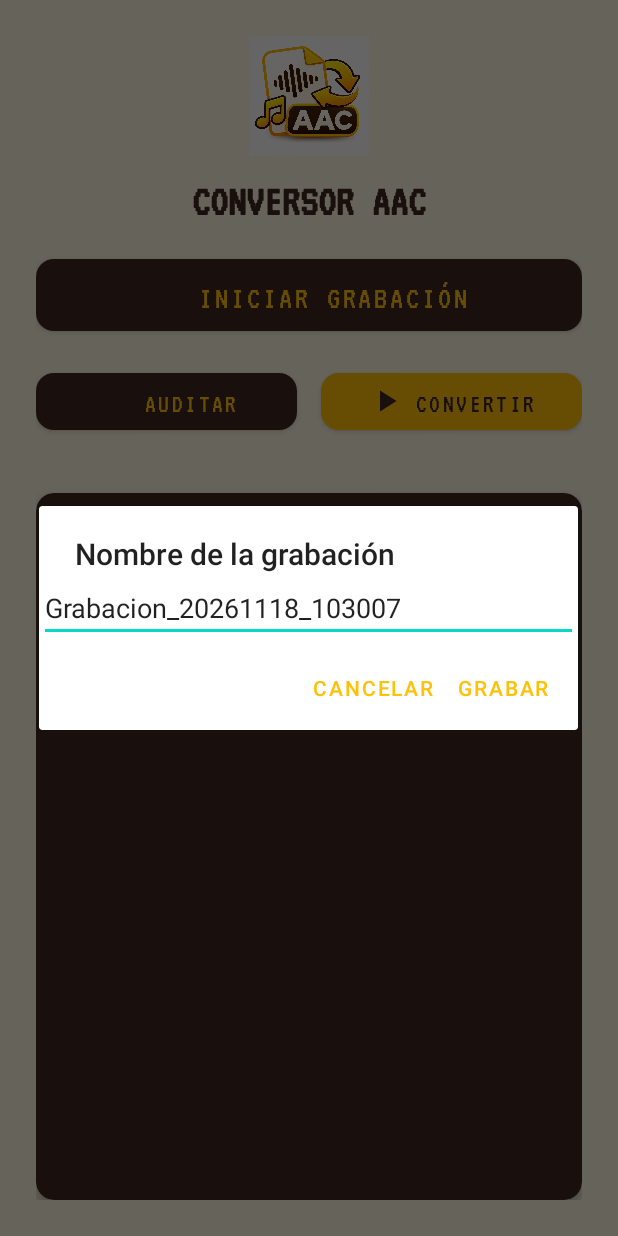
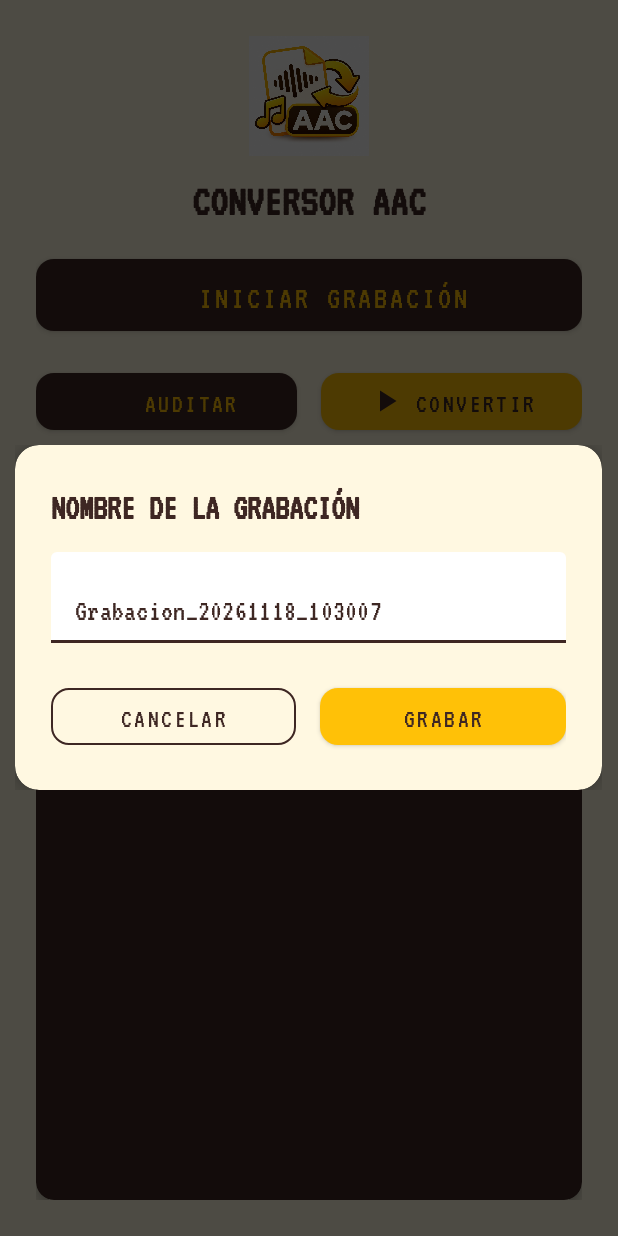
Before and after one commit to jeisonacuna23/ConversorAAC, an Android app: the screen it shows after launch (MainActivity), after a tap on "INICIAR GRABACIÓN", on a phone screen of 412 x 824 dp. Run offline under Robolectric (Android 15) with nearby library versions, the phone set to English and light mode, and no system bars; libraries missing offline, so code that uses them is left out: com.arthenica.ffmpegkit.

Commit message:
Feat: modal de grabacion personalizado y mantener pantalla encendida

```diff
--- a/app/src/main/java/com/personal/conversoraac/MainActivity.java
+++ b/app/src/main/java/com/personal/conversoraac/MainActivity.java
@@ -3,6 +3,8 @@ package com.personal.conversoraac;
 import android.Manifest;
 import android.content.Intent;
 import android.content.pm.PackageManager;
+import android.graphics.Color;
+import android.graphics.drawable.ColorDrawable;
 import android.media.MediaRecorder;
 import android.net.Uri;
 import android.os.Build;
@@ -11,9 +13,10 @@ import android.os.Environment;
 import android.os.Handler;
 import android.os.Looper;
 import android.provider.Settings;
+import android.view.LayoutInflater;
 import android.view.View;
+import android.view.WindowManager;
 import android.view.animation.AnimationUtils;
-import android.widget.EditText;
 import android.widget.ScrollView;
 import android.widget.TextView;
 import android.widget.Toast;
@@ -32,6 +35,7 @@ import com.arthenica.ffmpegkit.StreamInformation;
 import com.google.android.material.button.MaterialButton;
 import com.google.android.material.card.MaterialCardView;
 import com.google.android.material.progressindicator.LinearProgressIndicator;
+import com.google.android.material.textfield.TextInputEditText;
 
 import java.io.File;
 import java.io.IOException;
@@ -108,23 +112,34 @@ public class MainActivity extends AppCompatActivity {
 
     private void mostrarDialogoNombre() {
         AlertDialog.Builder builder = new AlertDialog.Builder(this);
-        builder.setTitle("Nombre de la grabación");
+        View view = LayoutInflater.from(this).inflate(R.layout.dialog_name, null);
+        builder.setView(view);
 
-        final EditText input = new EditText(this);
+        AlertDialog dialog = builder.create();
+        if (dialog.getWindow() != null) {
+            dialog.getWindow().setBackgroundDrawable(new ColorDrawable(Color.TRANSPARENT));
+            dialog.getWindow().setDimAmount(0.7f); // Fondo más oscuro
+        }
+
+        TextInputEditText etNombre = view.findViewById(R.id.etNombre);
+        MaterialButton btnCancelar = view.findViewById(R.id.btnCancelar);
+        MaterialButton btnGrabarConfirmar = view.findViewById(R.id.btnGrabarConfirmar);
+
         String defaultName = "Grabacion_" + new SimpleDateFormat("yyyyMMdd_HHmmss", Locale.getDefault()).format(new Date());
-        input.setText(defaultName);
-        input.setSelection(defaultName.length());
-        builder.setView(input);
+        etNombre.setText(defaultName);
+        etNombre.setSelection(defaultName.length());
 
-        builder.setPositiveButton("Grabar", (dialog, which) -> {
-            String name = input.getText().toString().trim();
+        btnCancelar.setOnClickListener(v -> dialog.dismiss());
+
+        btnGrabarConfirmar.setOnClickListener(v -> {
+            String name = etNombre.getText() != null ? etNombre.getText().toString().trim() : "";
             if (name.isEmpty()) name = defaultName;
-            // Limpiamos el nombre para evitar caracteres inválidos en archivos
             nombreGrabacionFinal = name.replaceAll("[^a-zA-Z0-9_\\-\\s]", "");
+            dialog.dismiss();
             iniciarGrabacion();
         });
-        builder.setNegativeButton("Cancelar", null);
-        builder.show();
+
+        dialog.show();
     }
 
     private void iniciarGrabacion() {
@@ -159,6 +174,9 @@ public class MainActivity extends AppCompatActivity {
             tiempoInicioGrabacion = System.currentTimeMillis();
             timerHandler.postDelayed(timerRunnable, 0);
 
+            // MANTENER LA PANTALLA ENCENDIDA MIENTRAS GRABA
+            getWindow().addFlags(WindowManager.LayoutParams.FLAG_KEEP_SCREEN_ON);
+
             actualizarLog("[REC] Grabando: " + nombreGrabacionFinal);
         } catch (IOException | IllegalStateException e) {
             actualizarLog("[ERROR] Error al iniciar grabador: " + e.getMessage());
@@ -184,6 +202,9 @@ public class MainActivity extends AppCompatActivity {
             btnConvertir.setEnabled(true);
             btnAuditar.setEnabled(true);
             actualizarLog("[STOP] Grabación detenida. Procesando formato de radio...");
+
+            // LIBERAR LA PANTALLA PARA QUE SE PUEDA APAGAR NORMALMENTE
+            getWindow().clearFlags(WindowManager.LayoutParams.FLAG_KEEP_SCREEN_ON);
 
             new Thread(this::procesarGrabacion).start();
 
--- /dev/null
+++ b/app/src/main/res/layout/dialog_name.xml
@@ -0,0 +1,78 @@
+<?xml version="1.0" encoding="utf-8"?>
+<com.google.android.material.card.MaterialCardView xmlns:android="http://schemas.android.com/apk/res/android"
+    xmlns:app="http://schemas.android.com/apk/res-auto"
+    android:layout_width="match_parent"
+    android:layout_height="wrap_content"
+    android:layout_margin="24dp"
+    app:cardCornerRadius="16dp"
+    app:cardElevation="8dp"
+    app:cardBackgroundColor="@color/retroLight">
+
+    <LinearLayout
+        android:layout_width="match_parent"
+        android:layout_height="wrap_content"
+        android:orientation="vertical"
+        android:padding="24dp">
+
+        <TextView
+            android:layout_width="match_parent"
+            android:layout_height="wrap_content"
+            android:text="NOMBRE DE LA GRABACIÓN"
+            android:textSize="24sp"
+            android:fontFamily="@font/vt323"
+            android:textStyle="bold"
+            android:textColor="@color/retroBrown"
+            android:layout_marginBottom="16dp"/>
+
+        <com.google.android.material.textfield.TextInputLayout
+            android:layout_width="match_parent"
+            android:layout_height="wrap_content"
+            android:layout_marginBottom="24dp"
+            app:boxBackgroundColor="#FFFFFF"
+            app:boxStrokeColor="@color/retroBrown"
+            app:hintTextColor="@color/retroBrown">
+
+            <com.google.android.material.textfield.TextInputEditText
+                android:id="@+id/etNombre"
+                android:layout_width="match_parent"
+                android:layout_height="wrap_content"
+                android:fontFamily="@font/vt323"
+                android:textSize="20sp"
+                android:textColor="@color/retroBrown"
+                android:inputType="text"/>
+        </com.google.android.material.textfield.TextInputLayout>
+
+        <LinearLayout
+            android:layout_width="match_parent"
+            android:layout_height="wrap_content"
+            android:orientation="horizontal">
+
+            <com.google.android.material.button.MaterialButton
+                android:id="@+id/btnCancelar"
+                android:layout_width="0dp"
+                android:layout_height="50dp"
+                android:layout_weight="1"
+                android:text="Cancelar"
+                android:fontFamily="@font/vt323"
+                android:textSize="18sp"
+                app:cornerRadius="12dp"
+                style="@style/Widget.MaterialComponents.Button.OutlinedButton"
+                app:strokeColor="@color/retroBrown"
+                android:textColor="@color/retroBrown"
+                android:layout_marginEnd="8dp"/>
+
+            <com.google.android.material.button.MaterialButton
+                android:id="@+id/btnGrabarConfirmar"
+                android:layout_width="0dp"
+                android:layout_height="50dp"
+                android:layout_weight="1"
+                android:text="Grabar"
+                android:fontFamily="@font/vt323"
+                android:textSize="18sp"
+                app:cornerRadius="12dp"
+                app:backgroundTint="@color/retroYellow"
+                android:textColor="@color/retroBrown"
+                android:layout_marginStart="8dp"/>
+        </LinearLayout>
+    </LinearLayout>
+</com.google.android.material.card.MaterialCardView>
```
